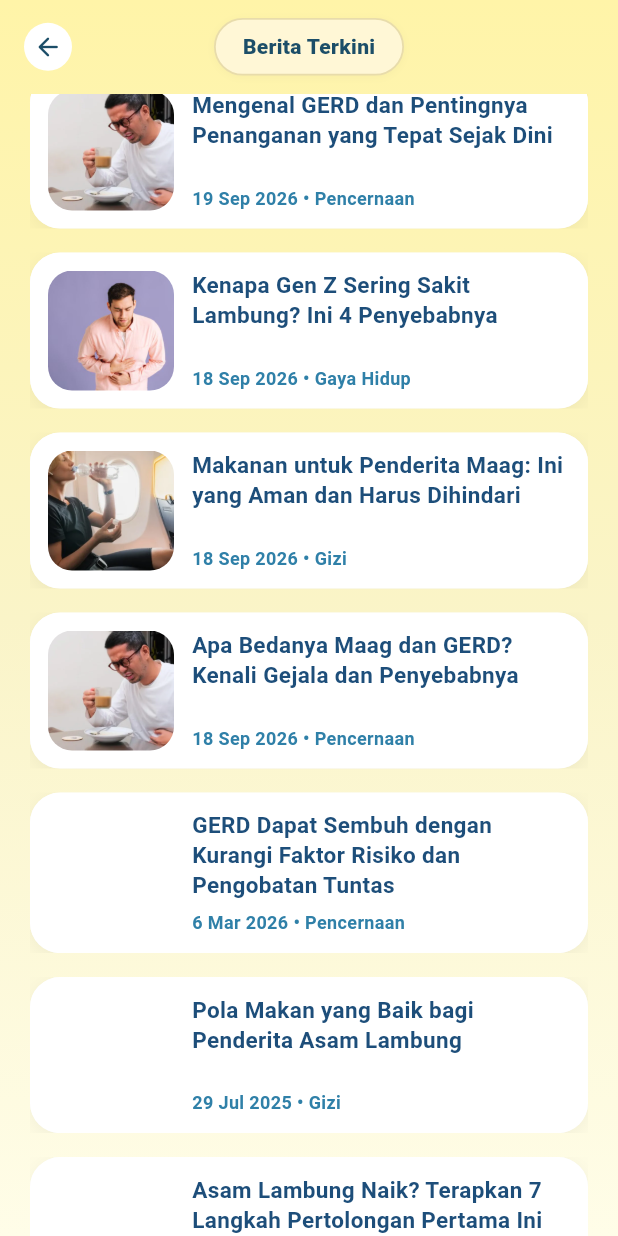
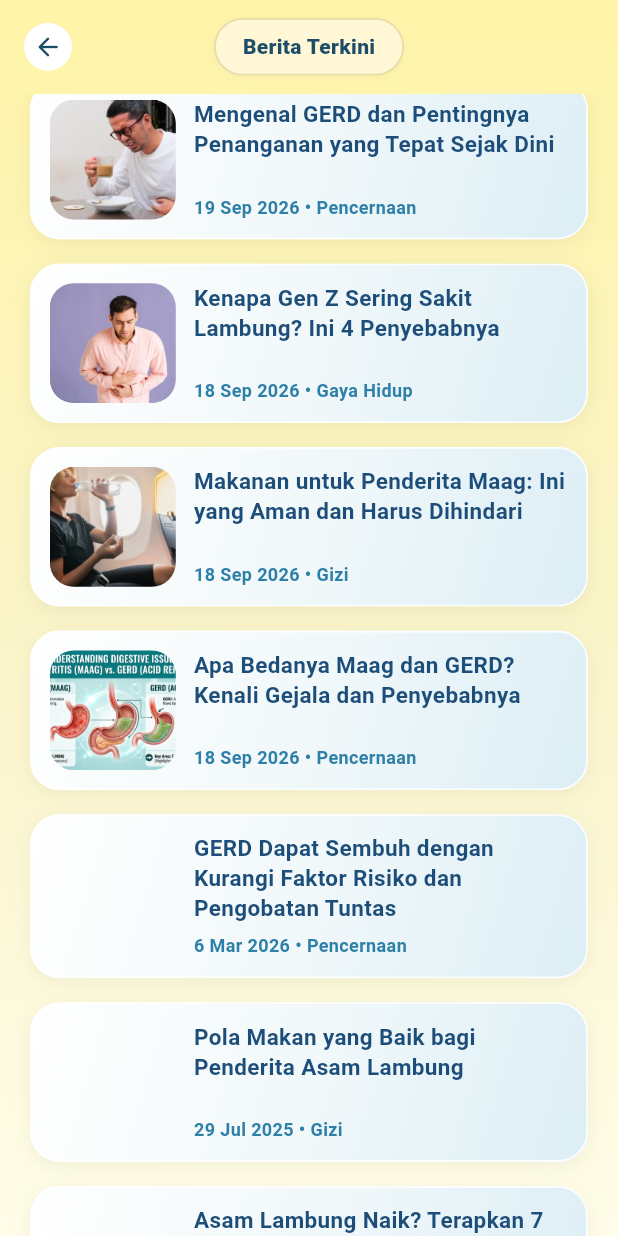
Before and after one commit to g41241295-arch/LAMON, a Flutter app: the BeritaListScreen screen opened by its route, scrolled down 576 dp, on a phone screen of 412 x 824 dp. Run offline on Flutter 3.47's test engine with Material 3 defaults, Android fonts, the phone set to English and light mode, and no system bars; our stand-ins replace cloud_firestore, file_picker, firebase_auth, firebase_core, firebase_storage, flutter_local_notifications and 6 more; accounts and stored records are empty; Roboto replaces fonts that are missing (Segoe UI).

Commit message:
feat: perbarui menu Berita (9 berita baru, carousel, kartu gradasi) dan latar transparan Catat Makananmu

```diff
--- a/lib/screens/berita/berita_detail_screen.dart
+++ b/lib/screens/berita/berita_detail_screen.dart
@@ -314,7 +314,7 @@
                                 },
                                 icon: const Icon(Icons.open_in_new, size: 16),
                                 label: const Text(
-                                  'Baca Sumber',
+                                  'Baca selengkapnya di sumber',
                                   style: TextStyle(
                                     fontSize: 13,
                                     fontWeight: FontWeight.w600,
--- a/lib/screens/berita/berita_list_screen.dart
+++ b/lib/screens/berita/berita_list_screen.dart
@@ -201,8 +201,23 @@
               arguments: article.id,
             );
           },
+          child: Container(
+            decoration: BoxDecoration(
+              borderRadius: BorderRadius.circular(24),
+              border: Border.all(
+                color: Colors.white.withValues(alpha: 0.9),
+                width: 2,
+              ),
+              boxShadow: [
+                BoxShadow(
+                  color: Colors.black.withValues(alpha: 0.15),
+                  blurRadius: 14,
+                  offset: const Offset(0, 4),
+                ),
+              ],
+            ),
             child: ClipRRect(
-            borderRadius: BorderRadius.circular(24),
+              borderRadius: BorderRadius.circular(22),
               child: Stack(
                 fit: StackFit.expand,
                 children: [
@@ -211,7 +226,7 @@
                     width: double.infinity,
                     height: double.infinity,
                     alignment: article.gambarAlignment,
-                  borderRadius: 24,
+                    borderRadius: 22,
                   ),
                   Positioned(
                     bottom: 0,
@@ -237,8 +252,15 @@
                     child: Container(
                       padding: const EdgeInsets.symmetric(horizontal: 10, vertical: 6),
                       decoration: BoxDecoration(
-                      color: const Color(0xFFFBE9A1).withValues(alpha: 0.9),
+                        color: Colors.white,
                         borderRadius: BorderRadius.circular(12),
+                        boxShadow: [
+                          BoxShadow(
+                            color: Colors.black.withValues(alpha: 0.08),
+                            blurRadius: 4,
+                            offset: const Offset(0, 2),
+                          ),
+                        ],
                       ),
                       child: Text(
                         article.kategori,
@@ -271,6 +293,7 @@
             ),
           ),
         ),
+      ),
     );
   }
 }
--- a/lib/widgets/berita/berita_card_small.dart
+++ b/lib/widgets/berita/berita_card_small.dart
@@ -2,14 +2,27 @@
 import '../../models/berita_article_model.dart';
 import 'berita_image.dart';
 
-class BeritaCardSmall extends StatelessWidget {
+class BeritaCardSmall extends StatefulWidget {
   final BeritaArticle article;
   final VoidCallback onTap;
 
-  const BeritaCardSmall({super.key, required this.article, required this.onTap});
+  const BeritaCardSmall({
+    super.key,
+    required this.article,
+    required this.onTap,
+  });
+
+  @override
+  State<BeritaCardSmall> createState() => _BeritaCardSmallState();
+}
+
+class _BeritaCardSmallState extends State<BeritaCardSmall> {
+  bool _isHovered = false;
 
   @override
   Widget build(BuildContext context) {
+    final article = widget.article;
+
     // Format tanggal; null jika tidak tersedia
     String? formattedDate;
     if (article.tanggal != null) {
@@ -24,27 +37,50 @@
 
     return Padding(
       padding: const EdgeInsets.only(bottom: 16),
-      child: Material(
-        // Material sebagai pembungkus terluar agar InkWell mendapat hit-test yang benar
-        color: Colors.white,
-        borderRadius: BorderRadius.circular(20),
-        elevation: 0,
-        shadowColor: Colors.transparent,
-        child: Ink(
+      child: AnimatedContainer(
+        duration: const Duration(milliseconds: 200),
+        curve: Curves.easeOutCubic,
+        transform: Matrix4.translationValues(0, _isHovered ? -4 : 0, 0),
         decoration: BoxDecoration(
-            color: Colors.white,
           borderRadius: BorderRadius.circular(20),
           boxShadow: [
             BoxShadow(
-                color: Colors.black.withValues(alpha: 0.05),
-                blurRadius: 10,
-                offset: const Offset(0, 3),
+              color: _isHovered
+                  ? const Color(0xFF1D4E7A).withValues(alpha: 0.16)
+                  : Colors.black.withValues(alpha: 0.05),
+              blurRadius: _isHovered ? 16 : 10,
+              offset: Offset(0, _isHovered ? 6 : 3),
             ),
           ],
         ),
+        child: Material(
+          color: Colors.transparent,
+          borderRadius: BorderRadius.circular(20),
+          child: Ink(
+            decoration: BoxDecoration(
+              gradient: const LinearGradient(
+                begin: Alignment.topLeft,
+                end: Alignment.bottomRight,
+                colors: [
+                  Color(0xFFFFFFFF),
+                  Color(0xFFF1F8FA),
+                  Color(0xFFDCEEF5),
+                ],
+              ),
+              borderRadius: BorderRadius.circular(20),
+              border: Border.all(
+                color: Colors.white.withValues(alpha: 0.9),
+                width: 1.2,
+              ),
+            ),
             child: InkWell(
               borderRadius: BorderRadius.circular(20),
-            onTap: onTap,
+              onHover: (hovered) {
+                if (_isHovered != hovered) {
+                  setState(() => _isHovered = hovered);
+                }
+              },
+              onTap: widget.onTap,
               child: Padding(
                 padding: const EdgeInsets.all(12),
                 child: Row(
@@ -110,6 +146,7 @@
             ),
           ),
         ),
+      ),
     );
   }
 }
--- a/lib/widgets/food/other_text_field.dart
+++ b/lib/widgets/food/other_text_field.dart
@@ -40,7 +40,9 @@
                 color: AppColors.inputPlaceholder,
               ),
               filled: true,
-              fillColor: enabled ? AppColors.inputBackground : AppColors.lightGray,
+              fillColor: enabled
+                  ? Colors.white.withValues(alpha: 0.65)
+                  : AppColors.lightGray.withValues(alpha: 0.5),
               contentPadding: const EdgeInsets.symmetric(
                 horizontal: 14,
                 vertical: 10,
@@ -50,7 +52,7 @@
                 borderSide: BorderSide(
                   color: hasError
                       ? Colors.red.shade400
-                      : AppColors.inputBorder,
+                      : Colors.white.withValues(alpha: 0.6),
                   width: 1.2,
                 ),
               ),
```
Also changed, not shown: lib/screens/food/catat_makanan_screen.dart (+21 -5 lines), lib/widgets/food/chip_selector.dart (+6 -2 lines), lib/widgets/food/meal_session_tab.dart (+9 -1 lines), lib/widgets/food/section_card.dart (+12 -5 lines), lib/widgets/food/toggle_yes_no.dart (+6 -2 lines), assets/images/berita/berita_6.jpg (added), assets/images/berita/berita_6.png, assets/images/berita/berita_7.jpg (added), assets/images/berita/berita_7.png, assets/images/berita/berita_8.jpg (added), assets/images/berita/berita_8.png, assets/images/berita/berita_9.jpg (added), assets/images/berita/berita_9.png. Lines whose indentation alone changed are shown as unchanged.
